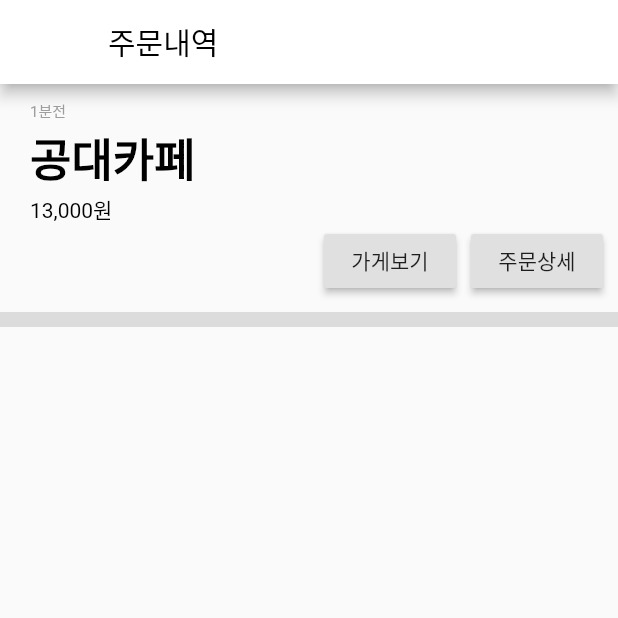
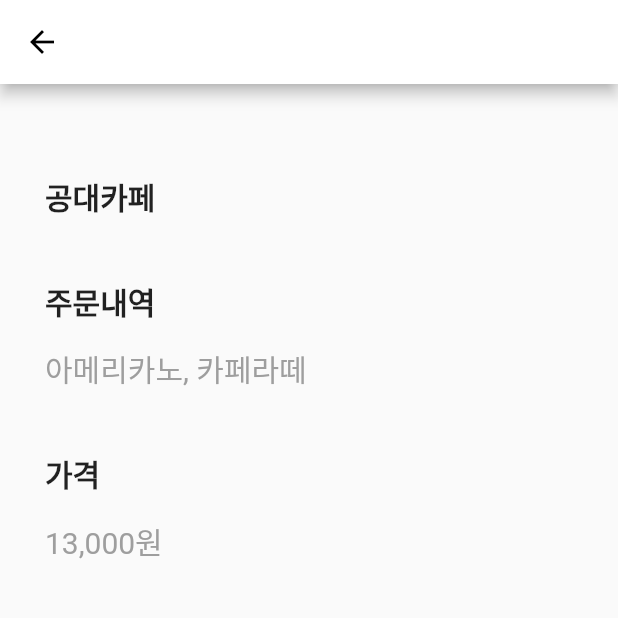
Before and after one commit to ungchun/capstoneDesignCustomer, a Flutter app: the OrderlistWidget screen opened directly, after a tap on "주문상세", on a phone screen of 412 x 824 dp, the top half of it. Run offline on Flutter 3.47's test engine with Material 2 defaults, Android fonts, the phone set to English and light mode, and no system bars; our stand-ins replace cloud_firestore, firebase_core, flutter_swiper; accounts and stored records are empty; network calls fail.

Commit message:
20201002

```diff
--- /dev/null
+++ b/capstone_customer/lib/orderlist/orderlistDetailInfo.dart
@@ -0,0 +1,62 @@
+import 'package:flutter/material.dart';
+
+class OrderlistDetailInfo extends StatefulWidget {
+  @override
+  _OrderlistDetailInfoState createState() => _OrderlistDetailInfoState();
+}
+
+class _OrderlistDetailInfoState extends State<OrderlistDetailInfo> {
+  @override
+  Widget build(BuildContext context) {
+    return Scaffold(
+        appBar: AppBar(
+          backgroundColor: Colors.white,
+          leading: BackButton(
+            color: Colors.black,
+          ),
+        ),
+        body: Padding(
+          padding: const EdgeInsets.only(top: 50),
+          child: Column(
+            crossAxisAlignment: CrossAxisAlignment.start,
+            children: [
+              Padding(
+                padding: const EdgeInsets.fromLTRB(30, 10, 10, 30),
+                child: Text(
+                  "공대카페",
+                  style: TextStyle(fontWeight: FontWeight.bold, fontSize: 20),
+                ),
+              ),
+              Padding(
+                padding: const EdgeInsets.fromLTRB(30, 10, 10, 10),
+                child: Text(
+                  "주문내역",
+                  style: TextStyle(fontWeight: FontWeight.bold, fontSize: 20),
+                ),
+              ),
+              Padding(
+                padding: const EdgeInsets.fromLTRB(30, 5, 10, 10),
+                child: Text(
+                  "아메리카노, 카페라떼",
+                  style: TextStyle(fontSize: 20, color: Colors.grey),
+                ),
+              ),
+              Padding(
+                padding: const EdgeInsets.fromLTRB(30, 30, 10, 10),
+                child: Text(
+                  "가격",
+                  style: TextStyle(fontWeight: FontWeight.bold, fontSize: 20),
+                ),
+              ),
+              Padding(
+                padding: const EdgeInsets.fromLTRB(30, 5, 10, 10),
+                child: Text(
+                  "13,000원",
+                  style: TextStyle(fontSize: 20, color: Colors.grey),
+                ),
+              ),
+            ],
+          ),
+        ));
+  }
+}
--- a/capstone_customer/lib/orderlist/orderlistDetails.dart
+++ /dev/null
@@ -1,15 +0,0 @@
-import 'package:flutter/material.dart';
-
-class OrderListDetails extends StatefulWidget {
-  @override
-  _OrderListDetailsState createState() => _OrderListDetailsState();
-}
-
-class _OrderListDetailsState extends State<OrderListDetails> {
-  @override
-  Widget build(BuildContext context) {
-    return Container(
-
-    );
-  }
-}
--- a/capstone_customer/lib/orderlist/orderlistItem.dart
+++ b/capstone_customer/lib/orderlist/orderlistItem.dart
@@ -1,4 +1,5 @@
 import 'package:capstone_customer/cafeinfo/cafeinfoWidget.dart';
+import 'package:capstone_customer/orderlist/orderlistDetailInfo.dart';
 import 'package:flutter/material.dart';
 import 'package:cloud_firestore/cloud_firestore.dart';
 
@@ -8,14 +9,13 @@ class OrderListItem extends StatefulWidget {
 }
 
 class _OrderListItemState extends State<OrderListItem> {
-
   // firestore 데이터 읽어오기 test
   FirebaseFirestore firestore = FirebaseFirestore.instance;
   void test() {
     String title = "";
     firestore.collection("test").doc("1").get().then((DocumentSnapshot ds) {
       title = ds.data()['name'];
-      print("asd "+title);
+      print("asd " + title);
     });
   }
 
@@ -66,7 +66,11 @@ class _OrderListItemState extends State<OrderListItem> {
               padding: const EdgeInsets.fromLTRB(0, 0, 10, 0),
               child: RaisedButton(
                 onPressed: () {
-                  test();
+                  Navigator.push(
+                      context,
+                      MaterialPageRoute(
+                          builder: (context) => OrderlistDetailInfo()));
+                  // test();
                 },
                 child: Text("주문상세"),
               ),
```
